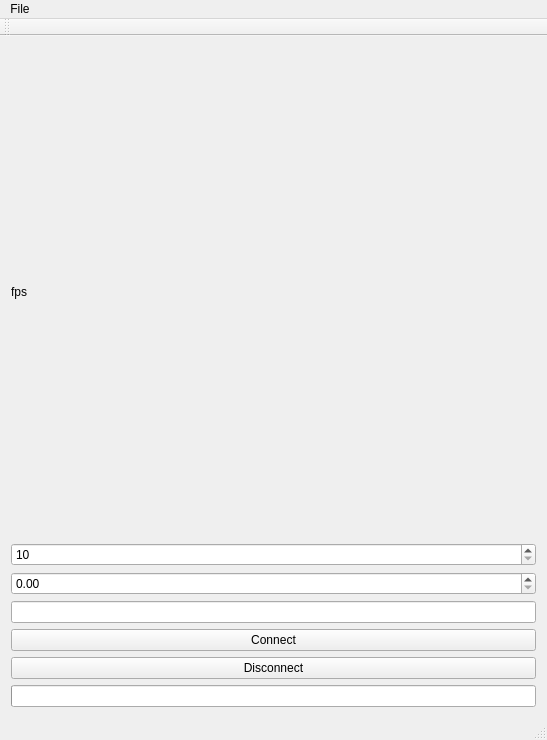
Old version of the form linux/GUI/MainWindow.ui in the repository ubi-agni/TactileGlove.
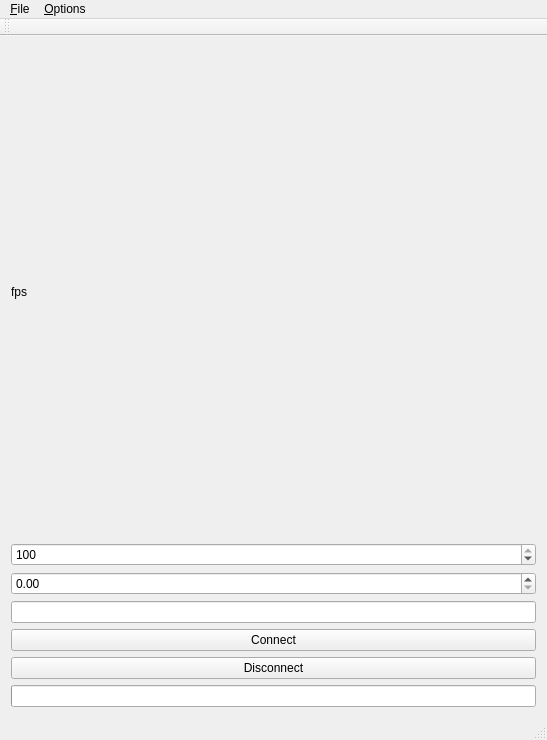
New version of the form. Icons and pictures are not drawn.

What changed in the file:
```diff
--- a/linux/GUI/MainWindow.ui
+++ b/linux/GUI/MainWindow.ui
@@ -55,7 +55,7 @@
        <number>10</number>
       </property>
       <property name="value">
-       <number>10</number>
+       <number>100</number>
       </property>
      </widget>
     </item>
@@ -125,11 +125,17 @@
    </property>
    <widget class="QMenu" name="menuFile">
     <property name="title">
-     <string>File</string>
+     <string>&amp;File</string>
     </property>
     <addaction name="actionQuit"/>
    </widget>
+   <widget class="QMenu" name="menuOptions">
+    <property name="title">
+     <string>&amp;Options</string>
+    </property>
+   </widget>
    <addaction name="menuFile"/>
+   <addaction name="menuOptions"/>
   </widget>
   <widget class="QStatusBar" name="statusBar">
    <property name="sizePolicy">
```
Left out of the diff: 5 changed lines with no effect on the pictures.
